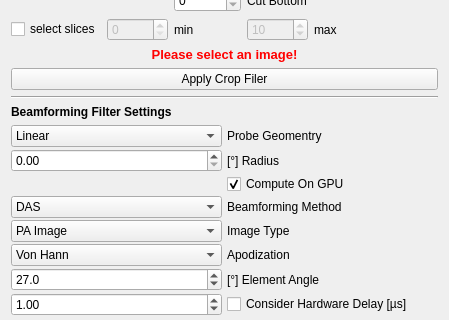
MITK/MITK, file Plugins/org.mitk.gui.qt.photoacoustics.imageprocessing/src/internal/PAImageProcessingControls.ui: the form before one commit; both pictures show x 0 to 449 and y 666 to 986 of the 449 by 1278 pixel window.
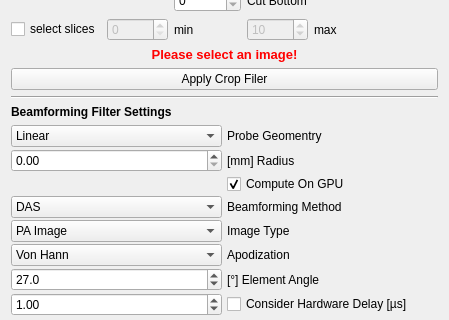
The form after the commit.

Commit message: implemented on CPU for DAS spherical

Diff of the .ui file:
```diff
--- a/Plugins/org.mitk.gui.qt.photoacoustics.imageprocessing/src/internal/PAImageProcessingControls.ui
+++ b/Plugins/org.mitk.gui.qt.photoacoustics.imageprocessing/src/internal/PAImageProcessingControls.ui
@@ -1045,7 +1045,7 @@
        <item row="2" column="1">
         <widget class="QLabel" name="label_23">
          <property name="text">
-          <string>[°] Radius</string>
+          <string>[mm] Radius</string>
          </property>
         </widget>
        </item>
```
Left out of the diff: 6 changed lines with no effect on the pictures. The commit also changes 1 other file.
